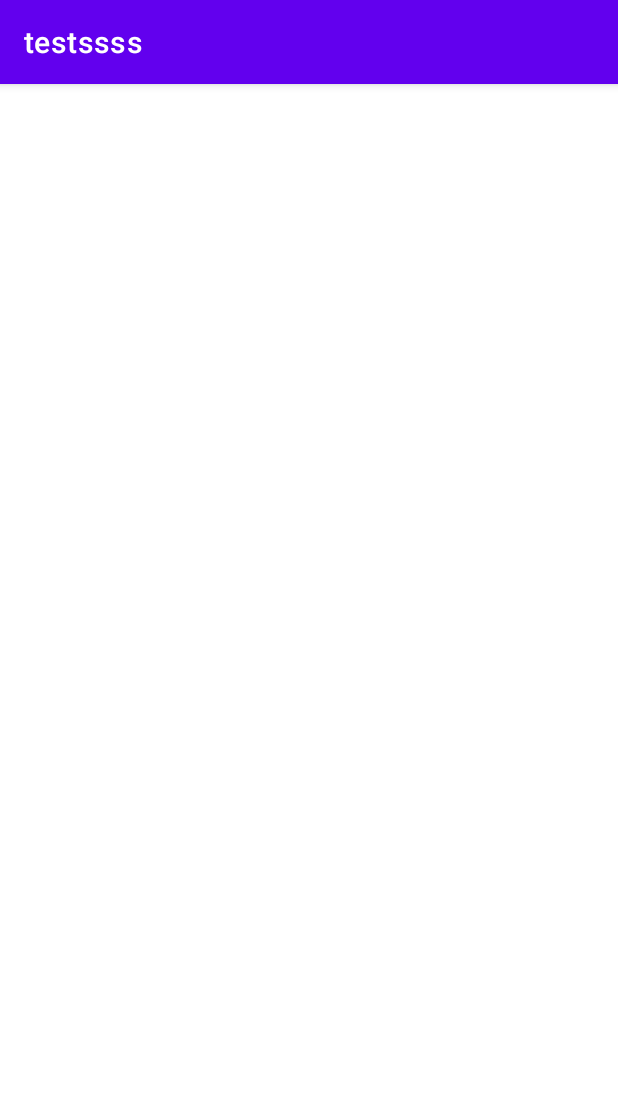
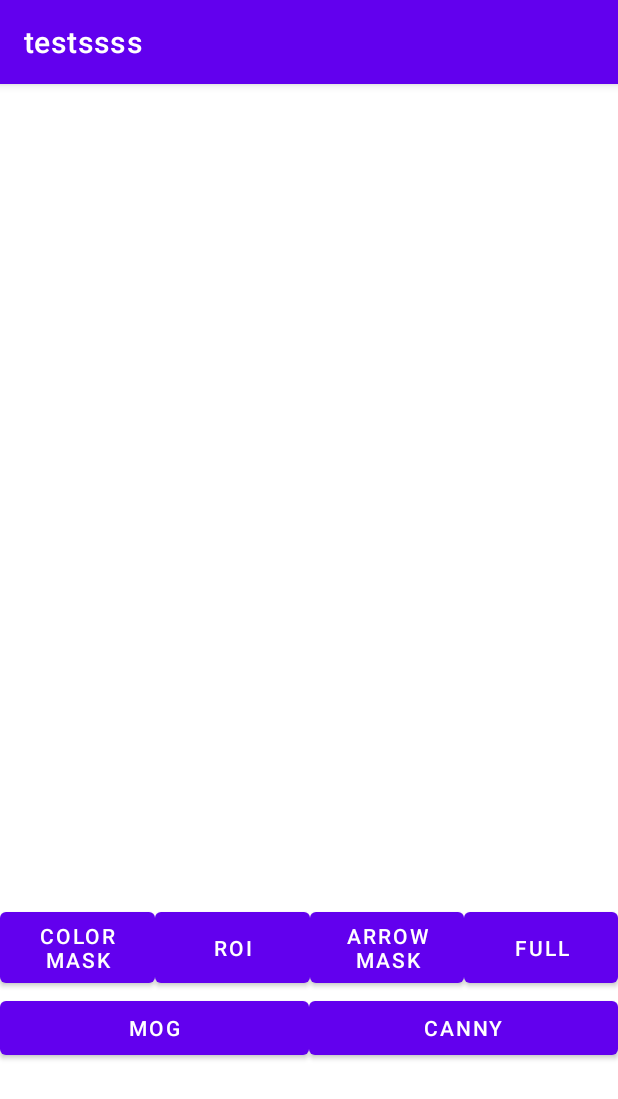
Before and after one commit to john40532/testssss, an Android app built with Jetpack Compose: the PlayVideo screen opened directly, with no data from a screen before it, on a phone screen of 412 x 824 dp. Shown: the top 1099 px of the screen. Run offline under Robolectric (Android 15) with nearby library versions, the phone set to English and light mode, and no system bars; libraries missing offline, so code that uses them is left out: org.opencv, org.opencv.android, org.opencv.core, org.opencv.imgproc, org.opencv.video and 1 more; 3 statements that could not run were skipped.

Commit message:
add mask button for debug in PlayVideo

```diff
--- a/app/src/main/java/com/example/testssss/PlayVideo.java
+++ b/app/src/main/java/com/example/testssss/PlayVideo.java
@@ -73,15 +73,34 @@ public class PlayVideo extends AppCompatActivity {
 
 
     private ImageView tv1;
+    private Button colorMask;
+    private Button roi;
+    private Button arrowMask;
+    private Button full;
+    private Button mog;
+    private Button canny;
+
 
     private void initViews()
     {
         tv1 = (ImageView) findViewById(R.id.videoView2);
+        colorMask = (Button) findViewById(R.id.colorMask);
+        roi = (Button) findViewById(R.id.roi);
+        arrowMask = (Button) findViewById(R.id.arrowMask);
+        full = (Button) findViewById(R.id.full);
+        mog = (Button) findViewById(R.id.mog);
+        canny = (Button) findViewById(R.id.canny);
     }
 
     private void setListensers()
     {
         tv1.setOnClickListener(tv1NextFrame);
+        colorMask.setOnClickListener(colorMaskListener);
+        roi.setOnClickListener(roiListener);
+        arrowMask.setOnClickListener(arrowMaskListener);
+        full.setOnClickListener(fullListener);
+        mog.setOnClickListener(mogListener);
+        canny.setOnClickListener(cannyListener);
     }
 
     // Create the Handler object (on the main thread by default)
@@ -103,6 +122,43 @@ public class PlayVideo extends AppCompatActivity {
     private View.OnClickListener tv1NextFrame = new View.OnClickListener() {
         @Override
         public void onClick(View v) {
+        }
+    };
+
+    private View.OnClickListener colorMaskListener = new View.OnClickListener() {
+        @Override
+        public void onClick(View v) {
+            cvfun.setDebugOutput(Cvfun.DebugIndex.COLORMASK);
+        }
+    };
+    private View.OnClickListener roiListener = new View.OnClickListener() {
+        @Override
+        public void onClick(View v) {
+            cvfun.setDebugOutput(Cvfun.DebugIndex.ROI);
+        }
+    };
+    private View.OnClickListener arrowMaskListener = new View.OnClickListener() {
+        @Override
+        public void onClick(View v) {
+            cvfun.setDebugOutput(Cvfun.DebugIndex.ARROWMASK);
+        }
+    };
+    private View.OnClickListener fullListener = new View.OnClickListener() {
+        @Override
+        public void onClick(View v) {
+            cvfun.setDebugOutput(Cvfun.DebugIndex.FULL);
+        }
+    };
+    private View.OnClickListener mogListener = new View.OnClickListener() {
+        @Override
+        public void onClick(View v) {
+            cvfun.setDebugOutput(Cvfun.DebugIndex.MOG);
+        }
+    };
+    private View.OnClickListener cannyListener = new View.OnClickListener() {
+        @Override
+        public void onClick(View v) {
+            cvfun.setDebugOutput(Cvfun.DebugIndex.CANNY);
         }
     };
 
--- a/app/src/main/res/layout/activity_play_video.xml
+++ b/app/src/main/res/layout/activity_play_video.xml
@@ -1,12 +1,71 @@
 <?xml version="1.0" encoding="utf-8"?>
-<FrameLayout xmlns:android="http://schemas.android.com/apk/res/android"
+<LinearLayout xmlns:android="http://schemas.android.com/apk/res/android"
     xmlns:app="http://schemas.android.com/apk/res-auto"
     xmlns:tools="http://schemas.android.com/tools"
     android:layout_width="match_parent"
-    android:layout_height="match_parent">
+    android:layout_height="match_parent"
+    android:orientation="vertical">
+
+
+
 
     <ImageView
         android:id="@+id/videoView2"
         android:layout_width="match_parent"
         android:layout_height="546dp" />
-</FrameLayout>
+
+    <LinearLayout
+        android:layout_width="match_parent"
+        android:layout_height="wrap_content"
+        android:orientation="horizontal">
+
+        <Button
+            android:id="@+id/colorMask"
+            android:layout_width="match_parent"
+            android:layout_height="match_parent"
+            android:layout_weight="1"
+            android:text="Color&#10;Mask" />
+
+        <Button
+            android:id="@+id/roi"
+            android:layout_width="match_parent"
+            android:layout_height="match_parent"
+            android:layout_weight="1"
+            android:text="ROI" />
+
+        <Button
+            android:id="@+id/arrowMask"
+            android:layout_width="match_parent"
+            android:layout_height="match_parent"
+            android:layout_weight="1"
+            android:text="Arrow&#10;Mask" />
+
+        <Button
+            android:id="@+id/full"
+            android:layout_width="match_parent"
+            android:layout_height="match_parent"
+            android:layout_weight="1"
+            android:text="Full" />
+    </LinearLayout>
+
+    <LinearLayout
+        android:layout_width="match_parent"
+        android:layout_height="wrap_content"
+        android:orientation="horizontal">
+
+        <Button
+            android:id="@+id/mog"
+            android:layout_width="match_parent"
+            android:layout_height="match_parent"
+            android:layout_weight="1"
+            android:text="MOG" />
+
+        <Button
+            android:id="@+id/canny"
+            android:layout_width="match_parent"
+            android:layout_height="match_parent"
+            android:layout_weight="1"
+            android:text="canny" />
+
+    </LinearLayout>
+</LinearLayout>
```
Also changed, not shown: app/src/main/java/com/example/testssss/Cvfun.java (+32 -93 lines).
